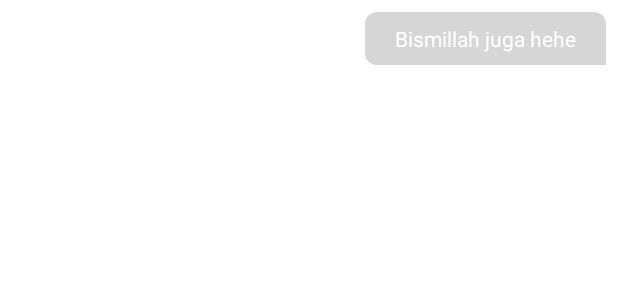
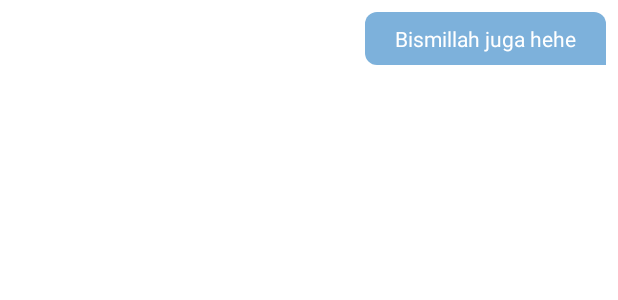
Before and after one commit to elsaintan/hivet, an Android app: the layout chat_item_right.xml on its own in the app's theme, with its tools: preview values and no code run, on a phone screen of 412 x 824 dp. Shown: the top 300 px of the screen. Run offline under Robolectric (Android 15) with nearby library versions, the phone set to English and light mode, and no system bars; Roboto replaces fonts that are not available here.

Commit message:
ganti warna

```diff
--- a/app/src/main/res/drawable/bg_sent_message.xml
+++ b/app/src/main/res/drawable/bg_sent_message.xml
@@ -2,7 +2,7 @@
 <shape xmlns:android="http://schemas.android.com/apk/res/android"
     android:shape="rectangle">
 
-    <solid android:color="@color/navy_blue.primary_dark"/>
+    <solid android:color="#7DB1DB"/>
     <corners
         android:bottomLeftRadius="@dimen/twenty_four_dp"
         android:topLeftRadius="@dimen/twenty_four_dp"
--- a/app/src/main/res/layout/chat_item_right.xml
+++ b/app/src/main/res/layout/chat_item_right.xml
@@ -15,16 +15,16 @@
             android:layout_width="wrap_content"
             android:layout_height="wrap_content"
             android:layout_alignParentEnd="true"
+            android:layout_alignParentRight="true"
             android:layout_marginLeft="5dp"
-            android:text="Bismillah juga hehe"
-            android:paddingRight="20dp"
+            android:background="@drawable/bg_sent_message"
             android:paddingLeft="20dp"
             android:paddingTop="8dp"
+            android:paddingRight="20dp"
             android:paddingBottom="8dp"
-            android:textSize="14sp"
+            android:text="Bismillah juga hehe"
             android:textColor="#fff"
-            android:background="@drawable/bg_sent_message"
-            android:layout_alignParentRight="true" />
+            android:textSize="14sp" />
 
         <TextView
             android:id="@+id/txt_seen"
```
